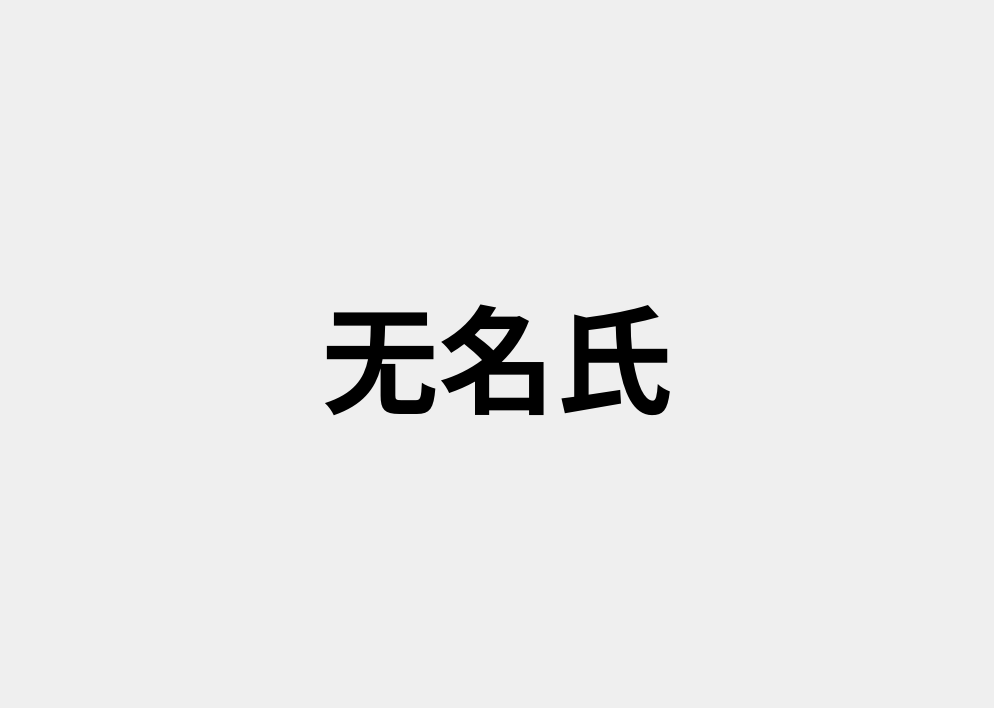
First picture: the form in lottery.ui, repository LetMeHold/lottery, before the edit.
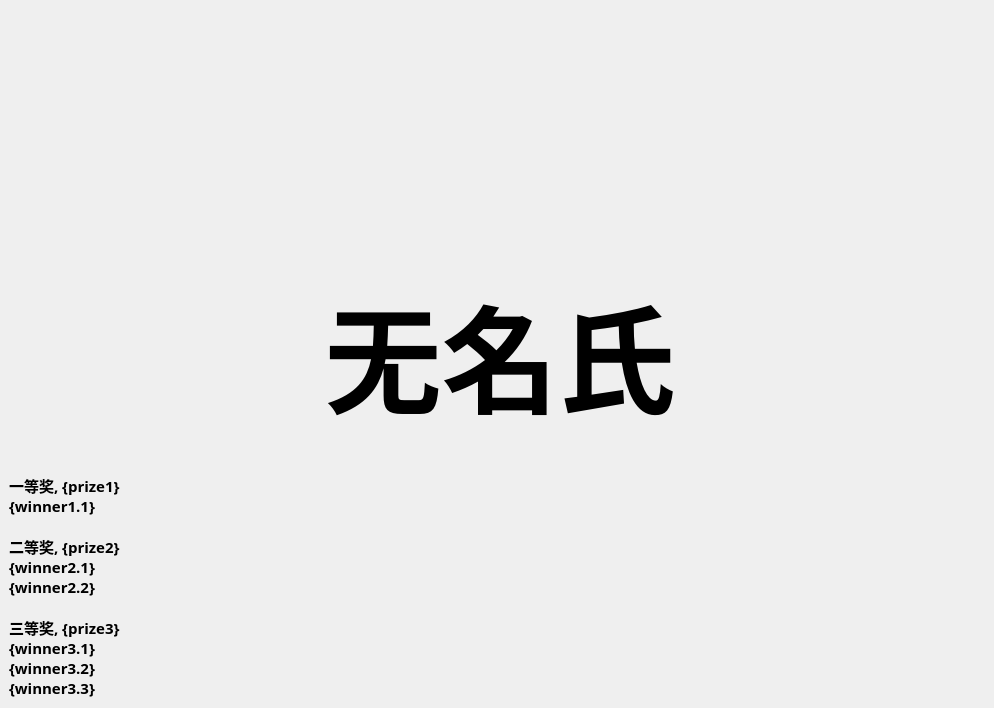
Second picture: the form after the edit. Icons and pictures are not drawn.

The edit to the form file:
```diff
--- a/lottery.ui
+++ b/lottery.ui
@@ -17,7 +17,44 @@
    <string notr="true">border-image: url(:/1/bg.png);</string>
   </property>
   <widget class="QWidget" name="centralwidget">
-   <layout class="QVBoxLayout" name="verticalLayout">
+   <layout class="QHBoxLayout" name="horizontalLayout">
+    <item>
+     <widget class="QLabel" name="labShow">
+      <property name="maximumSize">
+       <size>
+        <width>250</width>
+        <height>16777215</height>
+       </size>
+      </property>
+      <property name="font">
+       <font>
+        <family>隶书</family>
+        <pointsize>11</pointsize>
+        <weight>75</weight>
+        <bold>true</bold>
+       </font>
+      </property>
+      <property name="styleSheet">
+       <string notr="true">border-image: url();</string>
+      </property>
+      <property name="text">
+       <string>一等奖, {prize1}
+{winner1.1}
+
+二等奖, {prize2}
+{winner2.1}
+{winner2.2}
+
+三等奖, {prize3}
+{winner3.1}
+{winner3.2}
+{winner3.3}</string>
+      </property>
+      <property name="alignment">
+       <set>Qt::AlignBottom|Qt::AlignLeading|Qt::AlignLeft</set>
+      </property>
+     </widget>
+    </item>
     <item>
      <widget class="QLabel" name="labName">
       <property name="font">
@@ -39,6 +76,22 @@
       </property>
      </widget>
     </item>
+    <item>
+     <spacer name="horizontalSpacer">
+      <property name="orientation">
+       <enum>Qt::Horizontal</enum>
+      </property>
+      <property name="sizeType">
+       <enum>QSizePolicy::Fixed</enum>
+      </property>
+      <property name="sizeHint" stdset="0">
+       <size>
+        <width>250</width>
+        <height>20</height>
+       </size>
+      </property>
+     </spacer>
+    </item>
    </layout>
   </widget>
  </widget>
```
